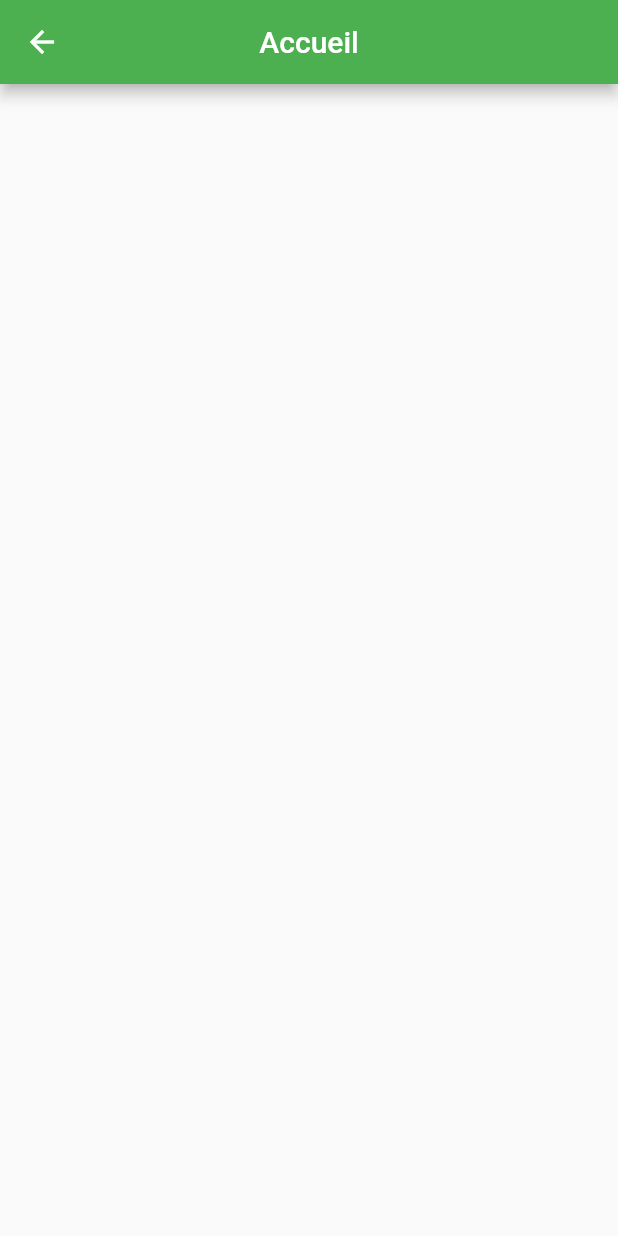
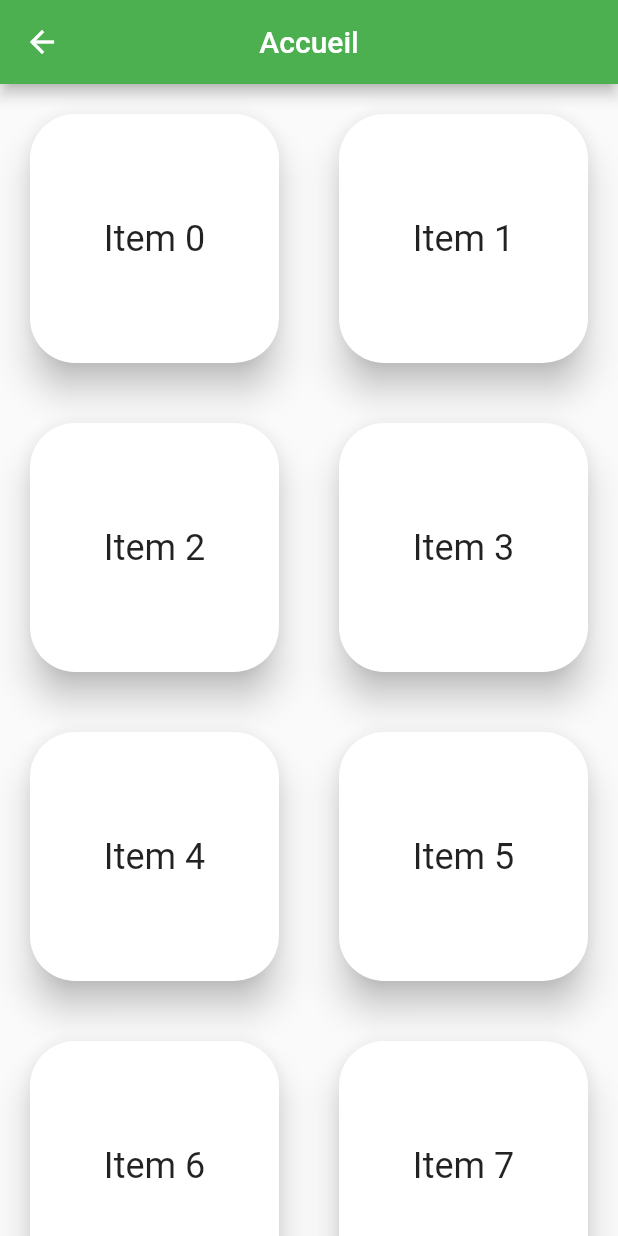
Before and after one commit to Dopidot/software-pro, a Flutter app: the HomeScreen screen opened directly, on a phone screen of 412 x 824 dp. Run offline on Flutter 3.47's test engine with Material 2 defaults, Android fonts, the light colour scheme and no system bars.

Commit message:
premiere version

```diff
--- a/Mobile/fitisly_admin/lib/Body/HomeScreen.dart
+++ b/Mobile/fitisly_admin/lib/Body/HomeScreen.dart
@@ -18,14 +18,26 @@ class HomeScreen extends StatelessWidget {
         title: new Text("Accueil"),
     centerTitle: true
     ),
-      body: StaggeredGridView.count(
+    body: GridView.count(
         crossAxisCount: 2,
-      crossAxisSpacing: 12.0,
-          mainAxisSpacing: 12.0,
-      padding: EdgeInsets.symmetric(horizontal: 16.0,vertical: 8.0),
-      children: <Widget>[
 
-      ],)
+        children:List.generate(100, (index) {
+            return Card(
+              margin: EdgeInsets.all(20.0),
+              shape: RoundedRectangleBorder(
+                borderRadius: BorderRadius.circular(30.0)
+              ),
+              elevation: 10.0,
+                  child: Center(
+                    child: Text(
+                      'Item $index',
+                      style: Theme.of(context).textTheme.headline,
+
+                    ),
+                  ),
+
+      );
+    }))
     );
   }
 
```
Lines whose indentation alone changed are shown as unchanged.
